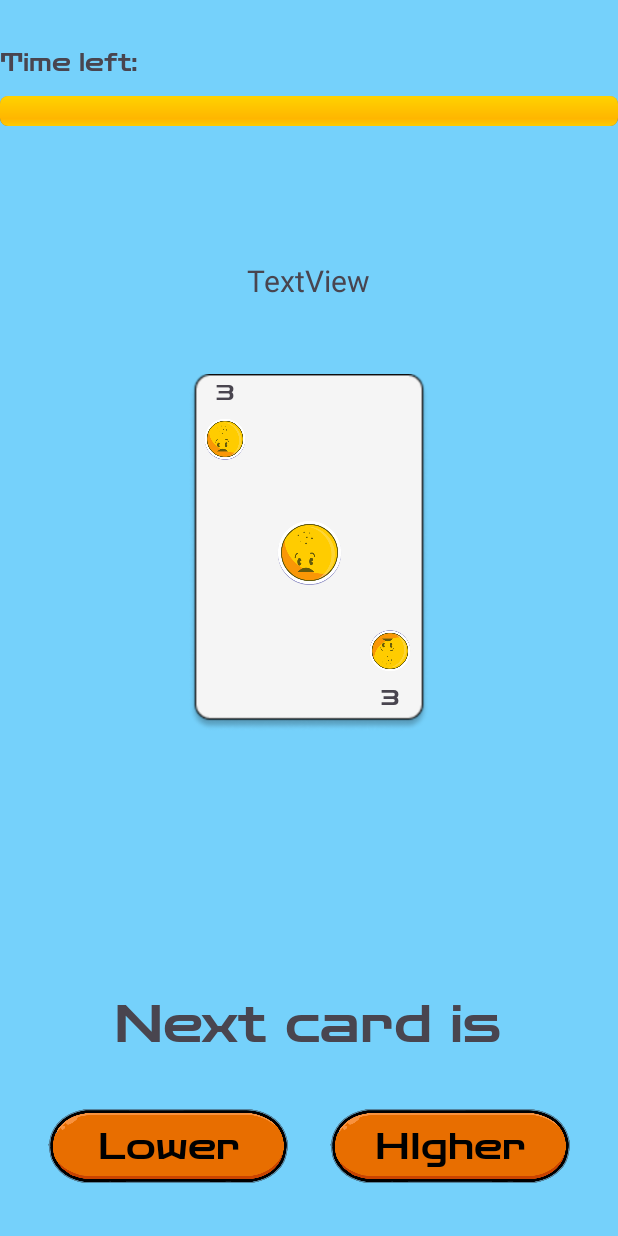
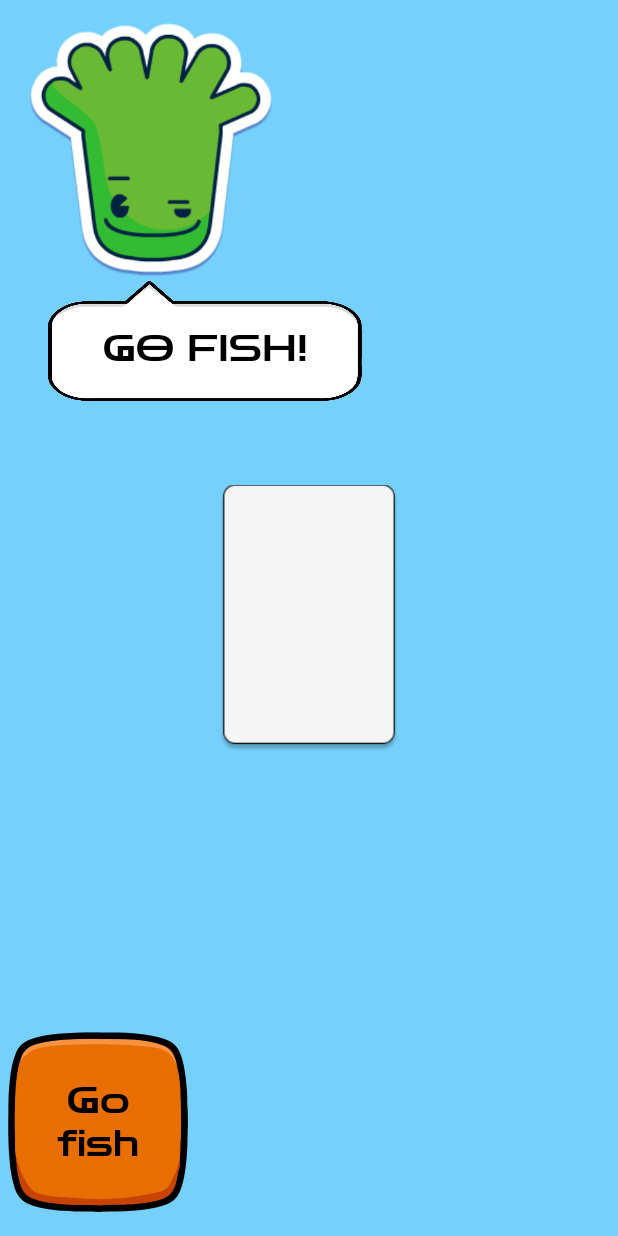
Before and after one commit to jonasbondesson84/ma23_kotlin_CardGame, an Android app: the GameScreen screen opened directly, with no data from a screen before it, after a tap on an icon or button, on a phone screen of 412 x 824 dp. Run offline under Robolectric (Android 15) with nearby library versions, the phone set to English and light mode, and no system bars.

Commit message:
started second game, go fish

```diff
--- a/app/build.gradle.kts
+++ b/app/build.gradle.kts
@@ -44,6 +44,9 @@ dependencies {
     implementation("androidx.lifecycle:lifecycle-viewmodel-ktx:2.6.2")
     implementation("androidx.activity:activity-ktx:1.8.1")
     implementation("androidx.fragment:fragment-ktx:1.6.2")
+    implementation("androidx.recyclerview:recyclerview:1.3.2")
+    implementation("androidx.cardview:cardview:1.0.0")
+
     testImplementation("junit:junit:4.13.2")
     androidTestImplementation("androidx.test.ext:junit:1.1.5")
     androidTestImplementation("androidx.test.espresso:espresso-core:3.5.1")
--- a/app/src/main/java/com/example/cardgame/GameMode0Fragment.kt
+++ b/app/src/main/java/com/example/cardgame/GameMode0Fragment.kt
@@ -27,9 +27,7 @@ class GameMode0Fragment : Fragment() {
     // TODO: Rename and change types of parameters
     private var param1: String? = null
     private var param2: String? = null
-    val gameDoneFragment = gameDoneFragment()
-    var gameMode: Int = 0
-    var currentLevel: Int? = 0
+    var gameDoneFragment = gameDoneFragment()
     var deckOfCard = deckOfCard()
     var currentCardIndex = 1
     var score = 0
@@ -61,19 +59,14 @@ class GameMode0Fragment : Fragment() {
     ): View? {
         // Inflate the layout for this fragment
         val view = inflater.inflate(R.layout.fragment_gamemode0, container, false)
-//        val args = arguments
-//        var gameLevels : List<Level>? = args?.getParcelableArrayList<Level>("gameLevels")
-//        //currentLevel = args?.getParcelable("currentLevel")
-//
-//        gameLevels?.let {
-//            gameMode = gameLevels[0].gameMode
-//        }
+
         tvCard = view.findViewById(R.id.tvCard)
         tvCardTopLeft = view.findViewById(R.id.tvCardTopLeft)
         tvCardBottomRight = view.findViewById(R.id.tvCardBottomRight)
         imCardTopLeft = view.findViewById(R.id.imCardTopLeft)
         imCardBottomRight = view.findViewById(R.id.imCardBottomRight)
         imCardCenter = view.findViewById(R.id.imCardCenter)
+
         showUICard()
 //        val cardText = "${currentCard.suite} ${currentCard.number}"
 //        tvCard.text = cardText
@@ -145,7 +138,7 @@ class GameMode0Fragment : Fragment() {
 
     fun showGameDoneFragment(view: View?) {
 
-        gameDoneFragment.arguments
+       // gameDoneFragment = gameDoneFragment().newInstance()
         val transaction = requireActivity().supportFragmentManager.beginTransaction()
         transaction.replace(R.id.fmGameScreen, gameDoneFragment, "gameDoneFragment")
         transaction.commit()
@@ -188,43 +181,12 @@ class GameMode0Fragment : Fragment() {
 
 
     fun showUICard() {
-        var imageID = 0
-        var numberSymbol = ""
-        when(currentCard.suite) {
-            "Hearts" -> {
-                 imageID = R.drawable.characters_0006
-            }
-            "Diamonds" -> {
-                imageID = R.drawable.characters_0001
-            }
-            "Clubs" -> {
-                imageID = R.drawable.characters_0003
-            } else -> {
-                imageID = R.drawable.characters_0005
-            }
-        }
-        when(currentCard.number) {
-            14 -> {
-                numberSymbol = "A"
-            }
-            13 -> {
-                numberSymbol = "K"
-            }
-            12 -> {
-                numberSymbol = "Q"
-            }
-            11 -> {
-                numberSymbol = "J"
-            }
-            else -> {
-                numberSymbol = currentCard.number.toString()
-            }
-        }
-        tvCardBottomRight.text = numberSymbol
-        tvCardTopLeft.text = numberSymbol
-        imCardTopLeft.setImageResource(imageID)
-        imCardBottomRight.setImageResource(imageID)
-        imCardCenter.setImageResource(imageID)
+
+        tvCardBottomRight.text = currentCard.showNumberOnCard(currentCard)
+        tvCardTopLeft.text = currentCard.showNumberOnCard(currentCard)
+        imCardTopLeft.setImageResource(currentCard.showSuiteOnCard(currentCard))
+        imCardBottomRight.setImageResource(currentCard.showSuiteOnCard(currentCard))
+        imCardCenter.setImageResource(currentCard.showSuiteOnCard(currentCard))
 
     }
 }
--- /dev/null
+++ b/app/src/main/java/com/example/cardgame/GameMode1Fragment.kt
@@ -0,0 +1,159 @@
+package com.example.cardgame
+
+import android.os.Bundle
+import android.util.Log
+import android.view.LayoutInflater
+import android.view.View
+import android.view.ViewGroup
+import android.widget.ImageView
+import androidx.fragment.app.Fragment
+import androidx.recyclerview.widget.LinearLayoutManager
+import androidx.recyclerview.widget.RecyclerView
+
+// TODO: Rename parameter arguments, choose names that match
+// the fragment initialization parameters, e.g. ARG_ITEM_NUMBER
+private const val ARG_PARAM1 = "param1"
+private const val ARG_PARAM2 = "param2"
+
+/**
+ * A simple [Fragment] subclass.
+ * Use the [GameMode1Fragment.newInstance] factory method to
+ * create an instance of this fragment.
+ */
+class GameMode1Fragment : Fragment() {
+    // TODO: Rename and change types of parameters
+    private var param1: String? = null
+    private var param2: String? = null
+    lateinit var rvAICards: RecyclerView
+    lateinit var rvHumanCards: RecyclerView
+    var AIdeckOfCard = mutableListOf<Card>()
+    var humandeckOfCard = mutableListOf<Card>()
+    var deckOfCard = deckOfCard().deckOfCard
+    var numbersOfPairs = 0
+    var AIDeckNumbersOnly = mutableMapOf<Int, MutableList<Card>>()
+    var humanDeckNumbersOnly = mutableMapOf<Int, Int>()
+   // val adapterHuman = view?.let { HandOfCardsAdapter(it.context, humandeckOfCard) }
+
+    override fun onCreate(savedInstanceState: Bundle?) {
+        super.onCreate(savedInstanceState)
+        arguments?.let {
+            param1 = it.getString(ARG_PARAM1)
+            param2 = it.getString(ARG_PARAM2)
+        }
+    }
+
+    override fun onCreateView(
+        inflater: LayoutInflater, container: ViewGroup?,
+        savedInstanceState: Bundle?
+    ): View? {
+        // Inflate the layout for this fragment
+        val view = inflater.inflate(R.layout.fragment_game_mode1, container, false)
+
+        rvAICards = view.findViewById(R.id.rvAICards)
+        rvAICards.layoutManager = LinearLayoutManager(view.context, LinearLayoutManager.HORIZONTAL, false)
+        val adapterAI = HandOfCardsAdapter(view.context, AIdeckOfCard)
+        rvAICards.adapter = adapterAI
+
+        rvHumanCards = view.findViewById(R.id.rvHumanCards)
+        rvHumanCards.layoutManager = LinearLayoutManager(view.context, LinearLayoutManager.HORIZONTAL, false)
+        val adapterHuman = HandOfCardsAdapter(view.context, humandeckOfCard)
+        rvHumanCards.adapter = adapterHuman
+
+        val imDeckOfCard = view.findViewById<ImageView>(R.id.imDeck)
+        imDeckOfCard.setOnClickListener() {
+            addCardToHand()
+        }
+
+
+
+        return view
+    }
+
+    companion object {
+        /**
+         * Use this factory method to create a new instance of
+         * this fragment using the provided parameters.
+         *
+         * @param param1 Parameter 1.
+         * @param param2 Parameter 2.
+         * @return A new instance of fragment GameMode1Fragment.
+         */
+        // TODO: Rename and change types and number of parameters
+        @JvmStatic
+        fun newInstance(param1: String, param2: String) =
+            GameMode1Fragment().apply {
+                arguments = Bundle().apply {
+                    putString(ARG_PARAM1, param1)
+                    putString(ARG_PARAM2, param2)
+                }
+            }
+    }
+
+    fun addCardToHand() {
+        if(deckOfCard.size > 0) {
+            humandeckOfCard.add(deckOfCard.first())
+            recalculateMap(humandeckOfCard.last())
+            humandeckOfCard.sortBy { it.number }
+            deckOfCard.removeAt(0)
+            sortHand()
+            printMap()
+            checkForPairs(humandeckOfCard)
+           // humanTurn()
+        }
+    }
+
+    fun sortHand() {
+        humandeckOfCard.sortedBy { it.number }
+        rvHumanCards.adapter?.notifyDataSetChanged()
+    }
+
+    fun checkForPairs(deck: MutableList<Card>) {
+
+        for ((key, value) in humanDeckNumbersOnly) {
+            if (value == 4) {
+                numbersOfPairs++
+                humanDeckNumbersOnly.remove(key)
+                removeCards(key)
+                break
+            }
+        }
+    }
+
+    fun removeCards(cardValue: Int) {
+        humandeckOfCard.filter {it.number == cardValue}.forEach{humandeckOfCard.remove(it)}
+
+    }
+
+    fun recalculateMap(card: Card) {
+
+            if(humanDeckNumbersOnly.containsKey(card.number)) {
+                var count = humanDeckNumbersOnly[card.number] ?: 0
+                count++
+                humanDeckNumbersOnly.put(card.number, count)
+
+            } else {
+                humanDeckNumbersOnly.put(card.number, 1)
+            }
+    }
+
+    fun printMap() {
+        for (card in humanDeckNumbersOnly) {
+            Log.d("!!!", card.key.toString() + " " + card.value.toString())
+        }
+    }
+
+
+    fun aiTurn() {
+
+    }
+
+    fun humanTurn() {
+
+       // var card = adapterHuman.onCardClick
+       // Log.d("!!!", card.toString())
+        //Select card
+        //AI checks for card
+        //If has card - gives all of value
+        //If not has card - take from deck
+    }
+}
--- a/app/src/main/java/com/example/cardgame/deckOfCard.kt
+++ b/app/src/main/java/com/example/cardgame/deckOfCard.kt
@@ -6,7 +6,7 @@ class deckOfCard {
 
     init {
         createDeck()
-        shuffleCards()
+       // shuffleCards()
     }
 
 
--- a/app/src/main/java/com/example/cardgame/gameDoneFragment.kt
+++ b/app/src/main/java/com/example/cardgame/gameDoneFragment.kt
@@ -8,7 +8,7 @@ import androidx.fragment.app.Fragment
 
 // TODO: Rename parameter arguments, choose names that match
 // the fragment initialization parameters, e.g. ARG_ITEM_NUMBER
-private const val ARG_PARAM1 = "param1"
+private const val ARG_PARAM1 = "score"
 private const val ARG_PARAM2 = "param2"
 
 /**
@@ -18,13 +18,13 @@ private const val ARG_PARAM2 = "param2"
  */
 class gameDoneFragment : Fragment() {
     // TODO: Rename and change types of parameters
-    private var param1: String? = null
+    private var param1: Int? = null
     private var param2: String? = null
 
     override fun onCreate(savedInstanceState: Bundle?) {
         super.onCreate(savedInstanceState)
         arguments?.let {
-            param1 = it.getString(ARG_PARAM1)
+            param1 = it.getInt(ARG_PARAM1)
             param2 = it.getString(ARG_PARAM2)
         }
     }
@@ -35,6 +35,7 @@ class gameDoneFragment : Fragment() {
     ): View? {
         // Inflate the layout for this fragment
         val view = inflater.inflate(R.layout.fragment_game_done, container, false)
+
 
 
 
@@ -52,10 +53,10 @@ class gameDoneFragment : Fragment() {
          */
         // TODO: Rename and change types and number of parameters
         @JvmStatic
-        fun newInstance(param1: String, param2: String) =
+        fun newInstance(score: Int, param2: String) =
             gameDoneFragment().apply {
                 arguments = Bundle().apply {
-                    putString(ARG_PARAM1, param1)
+                    putInt(ARG_PARAM1, score)
                     putString(ARG_PARAM2, param2)
                 }
             }
--- a/app/src/main/java/com/example/cardgame/gameIntroFragment.kt
+++ b/app/src/main/java/com/example/cardgame/gameIntroFragment.kt
@@ -5,6 +5,7 @@ import android.view.LayoutInflater
 import android.view.View
 import android.view.ViewGroup
 import android.widget.ImageButton
+import android.widget.TextView
 import androidx.fragment.app.Fragment
 
 
@@ -24,9 +25,9 @@ class gameIntroFragment : Fragment() {
     private var param2: String? = null
 
     val gameMode0Fragment = GameMode0Fragment()
-  //  lateinit var tvRules: TextView
-//    var gameLevels: List<Level>? = null
-//    var currentLevel: Int = 0
+    val gameMode1Fragment = GameMode1Fragment()
+    lateinit var tvRules: TextView
+
 
 
     override fun onCreate(savedInstanceState: Bundle?) {
@@ -46,20 +47,18 @@ class gameIntroFragment : Fragment() {
         // Inflate the layout for this fragment
         val view = inflater.inflate(R.layout.fragment_game_intro, container, false)
         val btnNext: ImageButton = view.findViewById(R.id.imbLower)
-       // tvRules = view.findViewById(R.id.tvRules)
-//        val args = arguments
-//        gameLevels = args?.getParcelableArrayList<Level>("gameLevels")
-//
-//        gameLevels?.let {
-//            tvRules.text = gameLevels[currentLevel].rules
-//        }
+        val gameLevels = GameEngine.gameLevels
+
+        val rules = gameLevels[GameEngine.currentLevel].rules
+
+        tvRules = view.findViewById(R.id.tvRules)
+        tvRules.text = rules
+
+
 
 
         btnNext.setOnClickListener() {
-//            var bundle = Bundle()
-//            bundle.putParcelableArrayList("gameLevels", gameLevels as ArrayList<out Parcelable>?)
-//            bundle.putInt("currentLevel", currentLevel)
-//            gameMode0Fragment.arguments = bundle
+
             showGameFragment(it)
 
         }
@@ -88,8 +87,9 @@ class gameIntroFragment : Fragment() {
 
 
     fun showGameFragment(view: View?) {
+
         val transaction = requireActivity().supportFragmentManager.beginTransaction()
-        transaction.replace(R.id.fmGameScreen, gameMode0Fragment, "gameFragment")
+        transaction.replace(R.id.fmGameScreen, gameMode1Fragment, "gameFragment")
         transaction.commit()
 
     }
--- /dev/null
+++ b/app/src/main/res/layout/fragment_game_mode1.xml
@@ -0,0 +1,102 @@
+<?xml version="1.0" encoding="utf-8"?>
+<FrameLayout xmlns:android="http://schemas.android.com/apk/res/android"
+    xmlns:app="http://schemas.android.com/apk/res-auto"
+    xmlns:tools="http://schemas.android.com/tools"
+    android:layout_width="match_parent"
+    android:layout_height="match_parent"
+    tools:context=".GameMode1Fragment">
+
+    <androidx.constraintlayout.widget.ConstraintLayout
+        android:layout_width="match_parent"
+        android:layout_height="match_parent">
+
+        <androidx.recyclerview.widget.RecyclerView
+            android:id="@+id/rvAICards"
+            android:layout_width="0dp"
+            android:layout_height="wrap_content"
+            android:scrollbars="vertical"
+            app:layout_constraintEnd_toEndOf="parent"
+            app:layout_constraintStart_toEndOf="@+id/imageView15"
+            app:layout_constraintTop_toTopOf="@+id/imageView15"
+            tools:listitem="@layout/hand_card_item" />
+
+        <androidx.recyclerview.widget.RecyclerView
+            android:id="@+id/rvHumanCards"
+            android:layout_width="0dp"
+            android:layout_height="wrap_content"
+            android:scrollbars="vertical"
+            app:layout_constraintEnd_toEndOf="@+id/rvAICards"
+            app:layout_constraintStart_toEndOf="@+id/imageView18"
+            app:layout_constraintTop_toTopOf="@+id/imageView18"
+            tools:listitem="@layout/hand_card_item" />
+
+        <ImageView
+            android:id="@+id/imageView15"
+            android:layout_width="181dp"
+            android:layout_height="177dp"
+            android:layout_marginStart="10dp"
+            android:layout_marginTop="10dp"
+            android:src="@drawable/characters_0005"
+            app:layout_constraintStart_toStartOf="parent"
+            app:layout_constraintTop_toTopOf="parent" />
+
+        <ImageView
+            android:id="@+id/imageView16"
+            android:layout_width="209dp"
+            android:layout_height="80dp"
+            android:layout_marginStart="32dp"
+            android:rotationX="180"
+            android:scaleType="fitXY"
+            android:src="@drawable/textbox_blank_side"
+            app:layout_constraintStart_toStartOf="parent"
+            app:layout_constraintTop_toBottomOf="@+id/imageView15" />
+
+        <TextView
+            android:id="@+id/textView"
+            android:layout_width="wrap_content"
+            android:layout_height="wrap_content"
+            android:layout_marginTop="10dp"
+            android:fontFamily="@font/zen_dots"
+            android:text="GO FISH!"
+            android:textColor="@color/black"
+            android:textSize="24sp"
+            app:layout_constraintBottom_toBottomOf="@+id/imageView16"
+            app:layout_constraintEnd_toEndOf="@+id/imageView16"
+            app:layout_constraintStart_toStartOf="@+id/imageView16"
+            app:layout_constraintTop_toTopOf="@+id/imageView16" />
+
+        <ImageView
+            android:id="@+id/imDeck"
+            android:layout_width="120dp"
+            android:layout_height="190dp"
+            android:src="@drawable/emptycard"
+            app:layout_constraintBottom_toBottomOf="parent"
+            app:layout_constraintEnd_toEndOf="parent"
+            app:layout_constraintStart_toStartOf="parent"
+            app:layout_constraintTop_toTopOf="parent" />
+
+        <ImageView
+            android:id="@+id/imageView18"
+            android:layout_width="120dp"
+            android:layout_height="152dp"
+            android:layout_marginStart="5dp"
+            android:src="@drawable/iconbutton_large_orange_rounded"
+            app:layout_constraintBottom_toBottomOf="parent"
+            app:layout_constraintStart_toStartOf="parent"
+            tools:visibility="visible" />
+
+        <TextView
+            android:id="@+id/textView8"
+            android:layout_width="100dp"
+            android:layout_height="wrap_content"
+            android:fontFamily="@font/zen_dots"
+            android:text="Go fish"
+            android:textAlignment="center"
+            android:textColor="@color/black"
+            android:textSize="24sp"
+            app:layout_constraintBottom_toBottomOf="@+id/imageView18"
+            app:layout_constraintEnd_toEndOf="@+id/imageView18"
+            app:layout_constraintStart_toStartOf="@+id/imageView18"
+            app:layout_constraintTop_toTopOf="@+id/imageView18" />
+    </androidx.constraintlayout.widget.ConstraintLayout>
+</FrameLayout>
```
Also changed, not shown: app/src/main/java/com/example/cardgame/Card.kt (+47 -0 lines), app/src/main/java/com/example/cardgame/GameEngine.kt (renamed from app/src/main/java/com/example/cardgame/GameLevels.kt, +12 -11 lines), app/src/main/java/com/example/cardgame/GameScreen.kt (+1 -7 lines), app/src/main/java/com/example/cardgame/HandOfCardsAdapter.kt (added, +53 -0 lines), app/src/main/java/com/example/cardgame/Level.kt (+1 -33 lines), app/src/main/res/layout/hand_card_item.xml (added, +79 -0 lines), app/src/main/res/drawable/iconbutton_large_orange_rounded.png (added).
